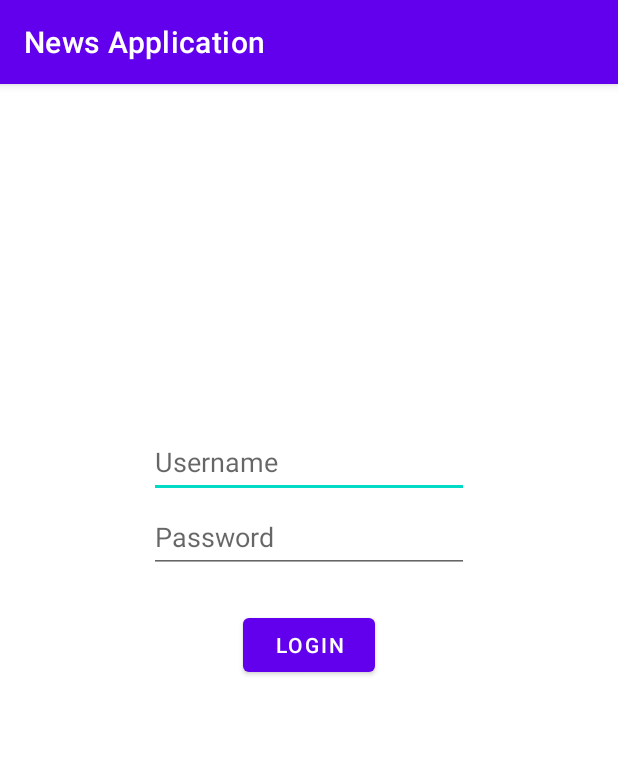
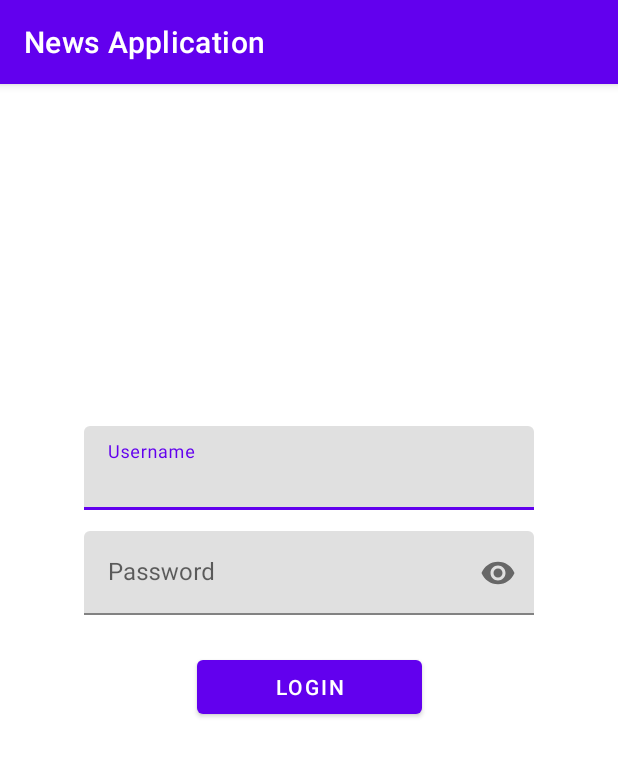
Before and after one commit to dennissetiawan/bcaxone-android-news, an Android app: the screen it shows after launch (LoginActivity), after a tap on "LOGIN", on a phone screen of 412 x 824 dp. Shown: the top 757 px of the screen. Run offline under Robolectric (Android 15) with nearby library versions, the phone set to English and light mode, and no system bars; our stand-ins replace Room's generated code.

Commit message:
Ubah login (TextInputLayout), try image view

```diff
--- a/app/build.gradle
+++ b/app/build.gradle
@@ -47,7 +47,6 @@ dependencies {
 
     testImplementation 'junit:junit:4.13.2'
     androidTestImplementation 'androidx.test.ext:junit:1.1.3'
-    implementation 'com.google.android.material:material:<version>'
     androidTestImplementation 'androidx.test.espresso:espresso-core:3.4.0'
     annotationProcessor 'androidx.room:room-compiler:2.4.2'
 }
--- a/app/src/main/java/com/example/bcaxone_android_news/LoginActivity.java
+++ b/app/src/main/java/com/example/bcaxone_android_news/LoginActivity.java
@@ -10,6 +10,8 @@ import android.widget.Button;
 import android.widget.TextView;
 import android.widget.Toast;
 
+import com.google.android.material.textfield.TextInputLayout;
+
 public class LoginActivity extends AppCompatActivity {
 
     TextView usernameTextView, passwordTextView;
@@ -20,8 +22,8 @@ public class LoginActivity extends AppCompatActivity {
         super.onCreate(savedInstanceState);
         setContentView(R.layout.activity_login);
 
-        usernameTextView = findViewById(R.id.edittext_username);
-        passwordTextView = findViewById(R.id.edittext_password);
+        TextInputLayout usernameTextView = findViewById(R.id.edittext_username);
+        TextInputLayout passwordTextView = findViewById(R.id.edittext_password);
         loginButton = findViewById(R.id.button_login);
         loginButton.setOnClickListener(new View.OnClickListener() {
             @Override
@@ -30,8 +32,8 @@ public class LoginActivity extends AppCompatActivity {
             }
 
             private void login() {
-                String username = usernameTextView.getText().toString();
-                String password = passwordTextView.getText().toString();
+                String username = usernameTextView.getEditText().getText().toString();
+                String password = passwordTextView.getEditText().getText().toString();
 
                 if(TextUtils.isEmpty(username) || TextUtils.isEmpty(password)){
                     Toast.makeText(LoginActivity.this,"Please insert Username and Password for login",Toast.LENGTH_SHORT).show();
--- a/app/src/main/java/retrofit/NewsAPIKeys.java
+++ b/app/src/main/java/retrofit/NewsAPIKeys.java
@@ -1,7 +1,7 @@
 package retrofit;
 
 public class NewsAPIKeys {
-    public static final String SECRET_API_KEY = "8850862c9aea4bceaf5f19cd22d362ef";
+    public static final String SECRET_API_KEY = "44f7001621ba48d2bfeff6d034160de5";
     public static final String COUNTRY_INDONESIA = "id";
     public static final String COUNTRY_SINGAPORE = "sg";
     public static final String COUNTRY_US = "us";
--- a/app/src/main/res/layout/activity_login.xml
+++ b/app/src/main/res/layout/activity_login.xml
@@ -6,39 +6,49 @@
     android:layout_height="match_parent"
     tools:context=".LoginActivity">
 
-    <EditText
+    <com.google.android.material.textfield.TextInputLayout
+        app:endIconMode="clear_text"
+        tools:layout_editor_absoluteX="55dp"
+        tools:layout_editor_absoluteY="63dp"
         android:id="@+id/edittext_username"
-        android:layout_width="wrap_content"
+        android:layout_width="300dp"
         android:layout_height="wrap_content"
         android:layout_marginTop="228dp"
-        android:ems="10"
+        android:hint="Username"
         android:inputType="textPersonName"
         android:minHeight="48dp"
-        android:hint="@string/username"
-        android:autofillHints="username"
+        android:background="@null"
         app:layout_constraintEnd_toEndOf="parent"
         app:layout_constraintStart_toStartOf="parent"
         app:layout_constraintTop_toTopOf="parent"
-        />
-    <EditText
+        >
+        <com.google.android.material.textfield.TextInputEditText
+            android:layout_width="match_parent"
+            android:layout_height="wrap_content"
+            />
+    </com.google.android.material.textfield.TextInputLayout>
+
+    <com.google.android.material.textfield.TextInputLayout
         android:id="@+id/edittext_password"
-        android:layout_width="wrap_content"
+        android:layout_width="300dp"
         android:layout_height="wrap_content"
-        android:layout_marginTop="50dp"
-        android:ems="10"
-        android:inputType="textPassword"
+        android:layout_marginTop="70dp"
         android:minHeight="48dp"
         android:hint="@string/password"
-        android:autofillHints="password"
+        app:endIconMode="password_toggle"
         app:layout_constraintStart_toStartOf="@id/edittext_username"
         app:layout_constraintTop_toTopOf="@id/edittext_username"
-        tools:ignore="SpeakableTextPresetCheck"
-        />
-
+        >
+        <com.google.android.material.textfield.TextInputEditText
+            android:layout_width="match_parent"
+            android:layout_height="wrap_content"
+            android:inputType="textPassword"
+            />
+    </com.google.android.material.textfield.TextInputLayout>
 
     <Button
         android:id="@+id/button_login"
-        android:layout_width="wrap_content"
+        android:layout_width="150dp"
         android:layout_height="wrap_content"
         android:layout_marginTop="24dp"
         android:text="@string/login"
@@ -46,4 +56,34 @@
         app:layout_constraintStart_toStartOf="parent"
         app:layout_constraintTop_toBottomOf="@+id/edittext_password"/>
 
+
+    <!--    <EditText-->
+    <!--        android:id="@+id/edittext_username"-->
+    <!--        android:layout_width="300dp"-->
+    <!--        android:layout_height="wrap_content"-->
+    <!--        android:layout_marginTop="228dp"-->
+    <!--        android:ems="10"-->
+    <!--        android:hint="Username"-->
+    <!--        android:inputType="textPersonName"-->
+    <!--        android:minHeight="48dp"-->
+    <!--        android:background="@null"-->
+    <!--        app:layout_constraintEnd_toEndOf="parent"-->
+    <!--        app:layout_constraintStart_toStartOf="parent"-->
+    <!--        app:layout_constraintTop_toTopOf="parent" />-->
+
+    <!--    <EditText-->
+    <!--        android:id="@+id/edittext_password"-->
+    <!--        android:layout_width="300dp"-->
+    <!--        android:layout_height="wrap_content"-->
+    <!--        android:layout_marginTop="50dp"-->
+    <!--        android:ems="10"-->
+    <!--        android:inputType="textPassword"-->
+    <!--        android:minHeight="48dp"-->
+    <!--        android:hint="@string/password"-->
+    <!--        app:endIconMode="password_toggle"-->
+    <!--        app:layout_constraintStart_toStartOf="@id/edittext_username"-->
+    <!--        app:layout_constraintTop_toTopOf="@id/edittext_username"-->
+    <!--        />-->
+
+
 </androidx.constraintlayout.widget.ConstraintLayout>
--- a/app/src/main/res/layout/activity_main.xml
+++ b/app/src/main/res/layout/activity_main.xml
@@ -3,8 +3,8 @@
     xmlns:app="http://schemas.android.com/apk/res-auto"
     xmlns:tools="http://schemas.android.com/tools"
     android:layout_width="match_parent"
+    android:layout_height="match_parent"
 
-    android:layout_height="match_parent"
     tools:context=".MainActivity">
 
 <!--    <com.google.android.material.textfield.TextInputEditText-->
@@ -22,11 +22,9 @@
         android:layout_height="?attr/actionBarSize"
         android:id="@+id/toolbar"
         android:elevation="8dp"
-        android:theme="@style/ThemeOverlay.AppCompat.ActionBar"
         app:layout_constraintTop_toTopOf="parent"
         app:layout_constraintStart_toStartOf="parent"
         app:layout_constraintEnd_toEndOf="parent"
-        app:popupTheme="@style/Theme.AppCompat.Light"
         android:background="@color/design_default_color_primary"
         />
 
```
Also changed, not shown: app/src/main/AndroidManifest.xml (+4 -3 lines), app/src/main/java/com/example/bcaxone_android_news/recycler/ItemDataAdapter.java (+24 -2 lines), app/src/main/res/layout/item_data.xml (+10 -5 lines).
